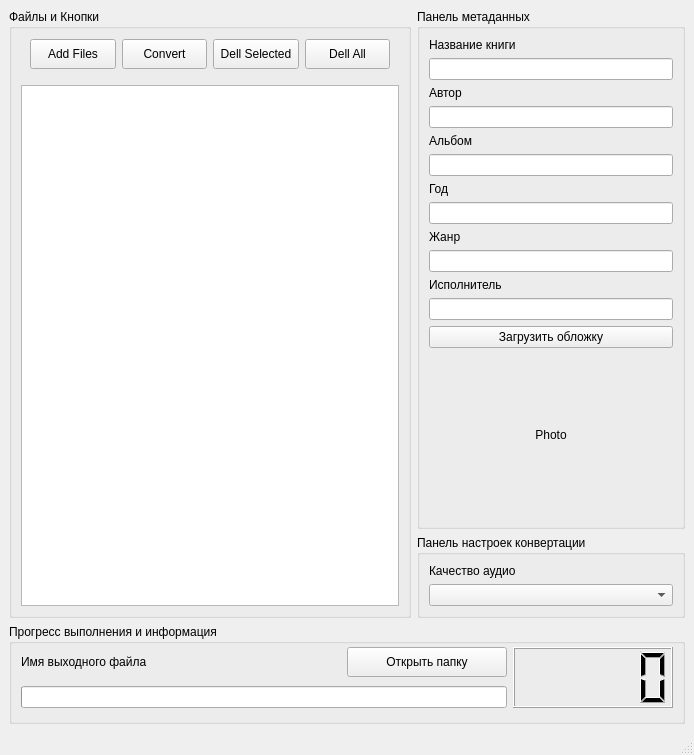
Before: the Qt Designer form gui/gui.ui in Alexploy777/audiobook_maker, drawn with Qt 5.
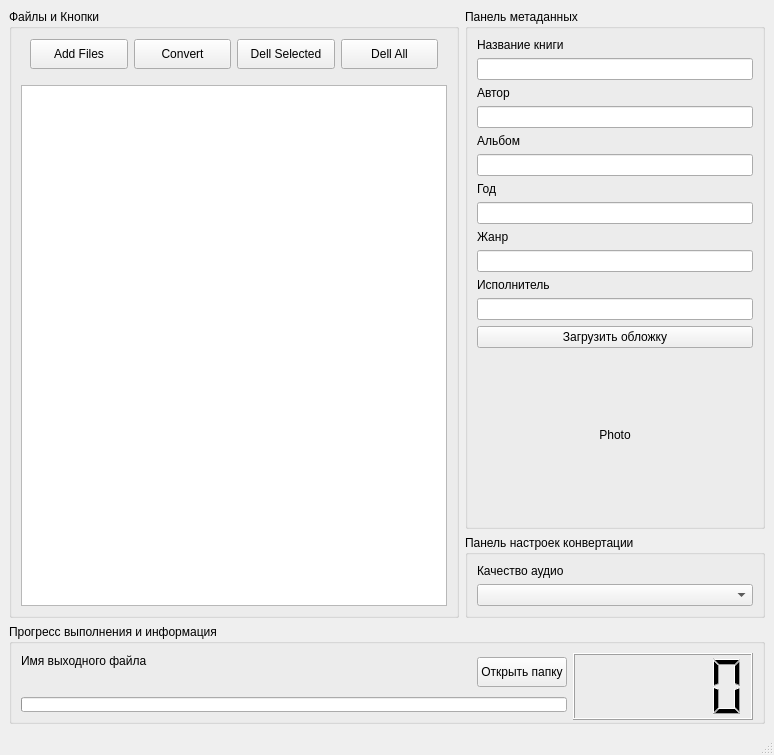
After: the same form once the commit is applied.

What changed in the file:
```diff
--- a/gui/gui.ui
+++ b/gui/gui.ui
@@ -6,7 +6,7 @@
    <rect>
     <x>0</x>
     <y>0</y>
-       <width>694</width>
+       <width>774</width>
        <height>755</height>
    </rect>
   </property>
@@ -263,10 +263,7 @@
         <property name="title">
             <string>Прогресс выполнения и информация</string>
         </property>
-           <layout class="QGridLayout" name="gridLayout_4" columnstretch="4,2,2">
-               <property name="topMargin">
-                   <number>0</number>
-               </property>
+           <layout class="QGridLayout" name="gridLayout_4" columnstretch="5,1,2">
                <item row="0" column="0">
           <widget class="QLabel" name="label_progress_description">
            <property name="text">
@@ -274,7 +271,7 @@
            </property>
           </widget>
          </item>
-               <item row="0" column="1">
+               <item row="0" column="1" rowspan="2">
                    <widget class="QPushButton" name="pushButton_openDir">
                        <property name="minimumSize">
                            <size>
@@ -287,12 +284,12 @@
            </property>
           </widget>
          </item>
-               <item row="0" column="2" rowspan="2">
+               <item row="0" column="2" rowspan="3">
                    <widget class="QLCDNumber" name="lcdNumber">
                        <property name="minimumSize">
                            <size>
-                               <width>0</width>
-                               <height>50</height>
+                               <width>180</width>
+                               <height>67</height>
                            </size>
                        </property>
                        <property name="smallDecimalPoint">
@@ -300,7 +297,14 @@
                        </property>
                    </widget>
                </item>
-               <item row="1" column="0" colspan="2">
+               <item row="1" column="0">
+                   <widget class="QLabel" name="label_progress_description_2">
+                       <property name="text">
+                           <string/>
+                       </property>
+                   </widget>
+               </item>
+               <item row="2" column="0" colspan="2">
                    <widget class="QProgressBar" name="progressBar">
                        <property name="value">
                            <number>0</number>
```
Left out of the diff: 8 changed lines with no effect on the pictures.
